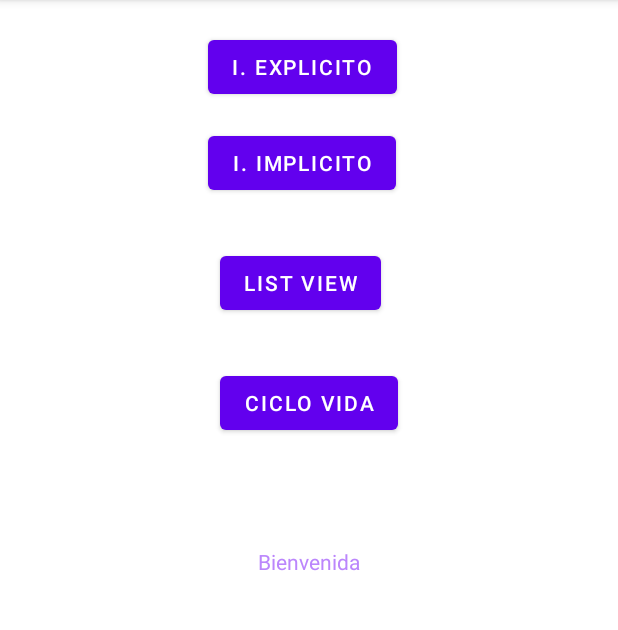
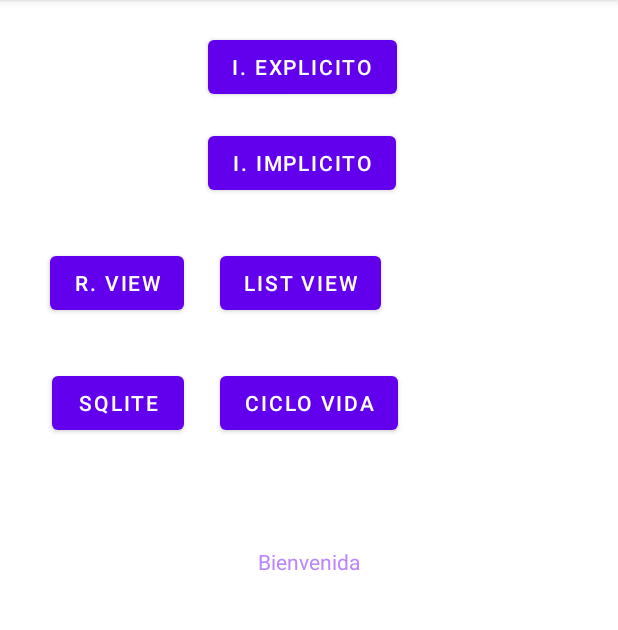
Before and after one commit to 2023-a-moviles-computacion/armendariz-bastidas-andres-eduardo-mov-comp, an Android app: the screen it shows after launch (MainActivity), on a phone screen of 412 x 824 dp, the part 84-714 px from its top. Run offline under Robolectric (Android 15) with nearby library versions, the phone set to English and light mode, and no system bars.

Commit message:
Hasta reycler view

```diff
--- a/01 - Android/app/src/main/java/com/example/movilescomputacion2023a/MainActivity.kt
+++ b/01 - Android/app/src/main/java/com/example/movilescomputacion2023a/MainActivity.kt
@@ -84,6 +84,18 @@
             .setOnClickListener {
                 abrirActividadConParametros(CIntentExplicitoParametros::class.java)
             }
+
+        val botonSqlite = findViewById<Button>(R.id.btn_sqlite)
+        botonSqlite
+            .setOnClickListener {
+                irActividad(ECrudEntrenador::class.java)
+            }
+
+        val botonRView = findViewById<Button>(R.id.btn_revcycler_view)
+        botonRView
+            .setOnClickListener {
+                irActividad(FRecyclerView::class.java)
+            }
     }
     fun abrirActividadConParametros(
         clase: Class<*>
--- a/01 - Android/app/src/main/res/layout/activity_main.xml
+++ b/01 - Android/app/src/main/res/layout/activity_main.xml
@@ -61,4 +61,26 @@
         app:layout_constraintHorizontal_bias="0.593"
         app:layout_constraintStart_toStartOf="@+id/btn_ir_intent_implicito" />
 
+    <Button
+        android:id="@+id/btn_sqlite"
+        android:layout_width="wrap_content"
+        android:layout_height="wrap_content"
+        android:layout_marginEnd="24dp"
+        android:text="Sqlite"
+        app:layout_constraintBottom_toBottomOf="@+id/btn_ciclo_vida"
+        app:layout_constraintEnd_toStartOf="@+id/btn_ciclo_vida"
+        app:layout_constraintTop_toTopOf="@+id/btn_ciclo_vida"
+        app:layout_constraintVertical_bias="0.0" />
+
+    <Button
+        android:id="@+id/btn_revcycler_view"
+        android:layout_width="wrap_content"
+        android:layout_height="wrap_content"
+        android:layout_marginEnd="24dp"
+        android:text="R. View"
+        app:layout_constraintBottom_toBottomOf="@+id/btn_ir_list_view"
+        app:layout_constraintEnd_toStartOf="@+id/btn_ir_list_view"
+        app:layout_constraintTop_toTopOf="@+id/btn_ir_list_view"
+        app:layout_constraintVertical_bias="0.0" />
+
 </androidx.constraintlayout.widget.ConstraintLayout>
```
Also changed, not shown: 01 - Android/app/src/main/java/com/example/movilescomputacion2023a/FRecyclerView.kt (+36 -0 lines), 01 - Android/app/src/main/java/com/example/movilescomputacion2023a/FRecyclerViewAdaptadorNombreDescripcion.kt (+37 -7 lines), 1 other file.
